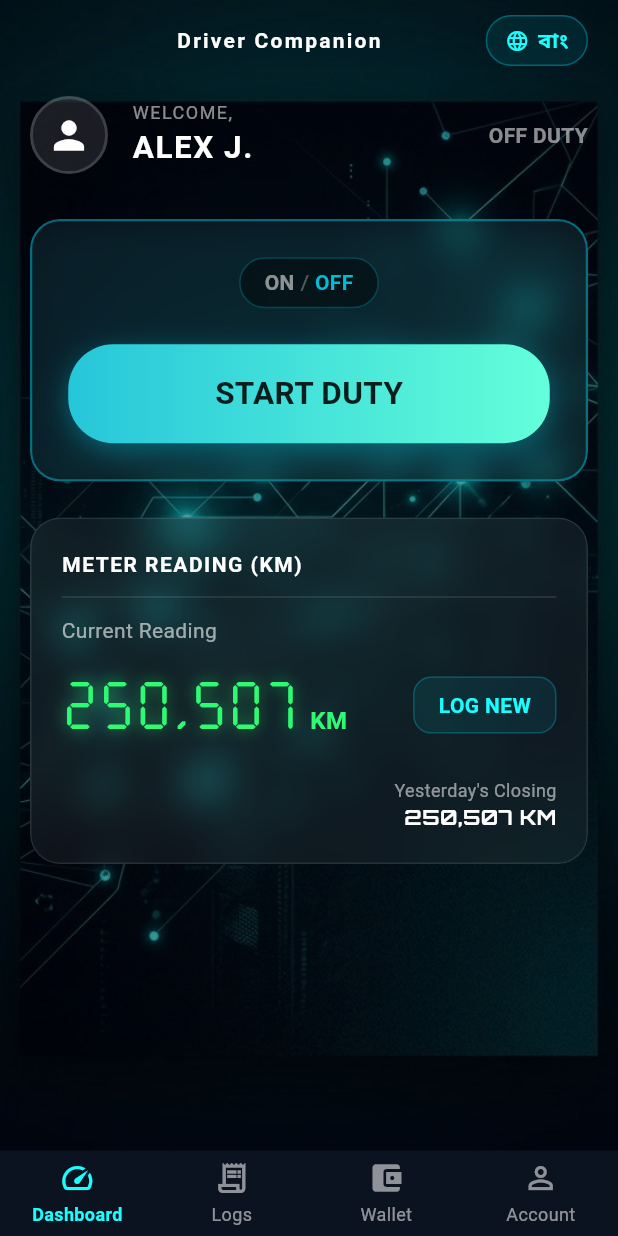
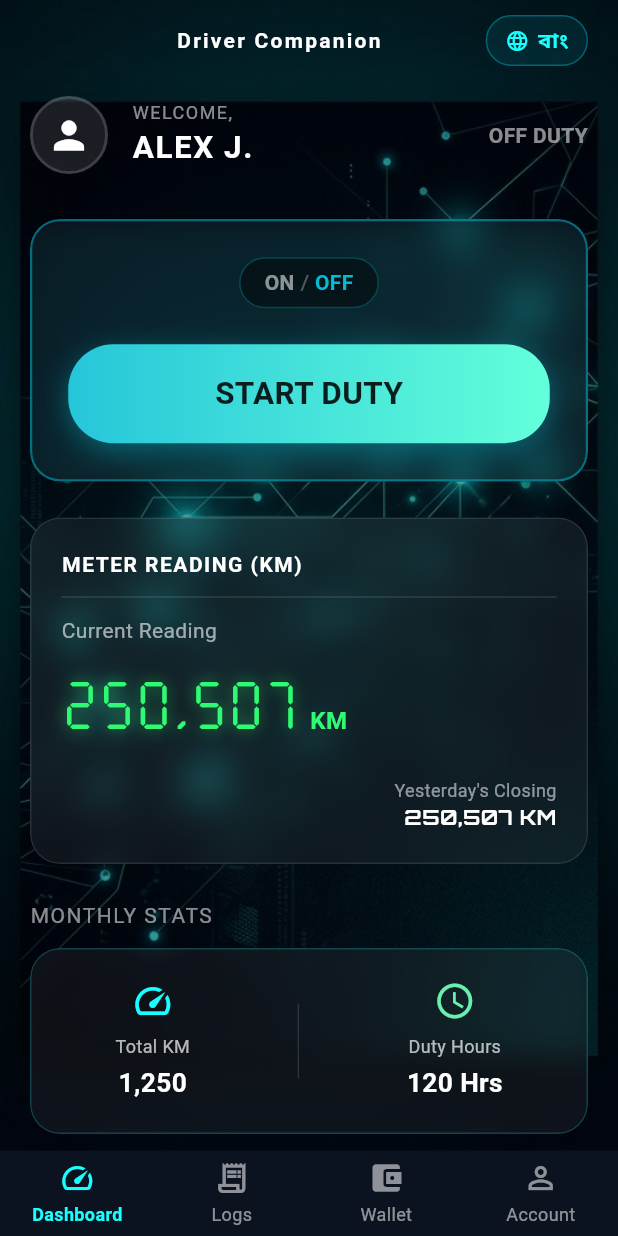
Before and after one commit to kaziomarSH24/ubs-fleet-app, a Flutter app: the DriverHomeScreen screen opened by its route, on a phone screen of 412 x 824 dp. Run offline on Flutter 3.47's test engine with Material 3 defaults, Android fonts, the phone set to English and light mode, and no system bars; drawn by our look-alikes of flutter_animate; our stand-ins replace flutter_dotenv, flutter_riverpod, go_router, google_fonts, lottie, supabase_flutter and 1 more; accounts and stored records are empty.

Commit message:
feat: added monthly stats card and removed log new button

```diff
--- a/lib/features/driver/presentation/screens/driver_home_screen.dart
+++ b/lib/features/driver/presentation/screens/driver_home_screen.dart
@@ -63,6 +63,8 @@ class _DriverHomeScreenState extends State<DriverHomeScreen> {
                         _buildStartDutyCard(l10n),
                         24.heightBox,
                         _buildMeterReadingCard(l10n),
+                        24.heightBox,
+                        _buildMonthlyStatsCard(l10n),
                         24.heightBox,
                       ],
                     ),
@@ -378,19 +380,6 @@ class _DriverHomeScreenState extends State<DriverHomeScreen> {
                       ),
                     ),
                   ),
-                  12.widthBox,
-                  // Log New Button
-                  Container(
-                    padding: const EdgeInsets.symmetric(horizontal: 16, vertical: 8),
-                    decoration: BoxDecoration(
-                      color: Colors.cyan.withValues(alpha: 0.1),
-                      borderRadius: BorderRadius.circular(12),
-                      border: Border.all(color: Colors.cyan.withValues(alpha: 0.3)),
-                    ),
-                    child: l10n.logNew.text.bold.color(Colors.cyanAccent).make(),
-                  ).onTap(() {
-                    context.push('/driver/expense');
-                  }),
                 ],
               ),
               16.heightBox,
@@ -414,4 +403,56 @@ class _DriverHomeScreenState extends State<DriverHomeScreen> {
     ).animate().fade(delay: 200.ms).slideY(begin: 0.1, end: 0);
   }
 
+  Widget _buildMonthlyStatsCard(AppLocalizations l10n) {
+    return Column(
+      crossAxisAlignment: CrossAxisAlignment.start,
+      children: [
+        "MONTHLY STATS".text.color(Colors.white54).letterSpacing(1).make(),
+        12.heightBox,
+        ClipRRect(
+          borderRadius: BorderRadius.circular(20),
+          child: BackdropFilter(
+            filter: ImageFilter.blur(sigmaX: 10, sigmaY: 10),
+            child: Container(
+              padding: const EdgeInsets.all(20),
+              decoration: BoxDecoration(
+                color: Colors.white.withValues(alpha: 0.05),
+                borderRadius: BorderRadius.circular(20),
+                border: Border.all(color: Colors.cyanAccent.withValues(alpha: 0.2)),
+              ),
+              child: Row(
+                mainAxisAlignment: MainAxisAlignment.spaceAround,
+                children: [
+                  Column(
+                    children: [
+                      const Icon(Icons.speed, color: Colors.cyanAccent, size: 28),
+                      8.heightBox,
+                      "Total KM".text.color(Colors.white70).size(12).make(),
+                      4.heightBox,
+                      "1,250".text.white.bold.xl.make(),
+                    ],
+                  ),
+                  Container(
+                    width: 1,
+                    height: 50,
+                    color: Colors.white12,
+                  ),
+                  Column(
+                    children: [
+                      const Icon(Icons.access_time, color: Colors.greenAccent, size: 28),
+                      8.heightBox,
+                      "Duty Hours".text.color(Colors.white70).size(12).make(),
+                      4.heightBox,
+                      "120 Hrs".text.white.bold.xl.make(),
+                    ],
+                  ),
+                ],
+              ),
+            ),
+          ),
+        ),
+      ],
+    ).animate().fade(delay: 300.ms).slideY(begin: 0.1, end: 0);
+  }
+
 }
```
